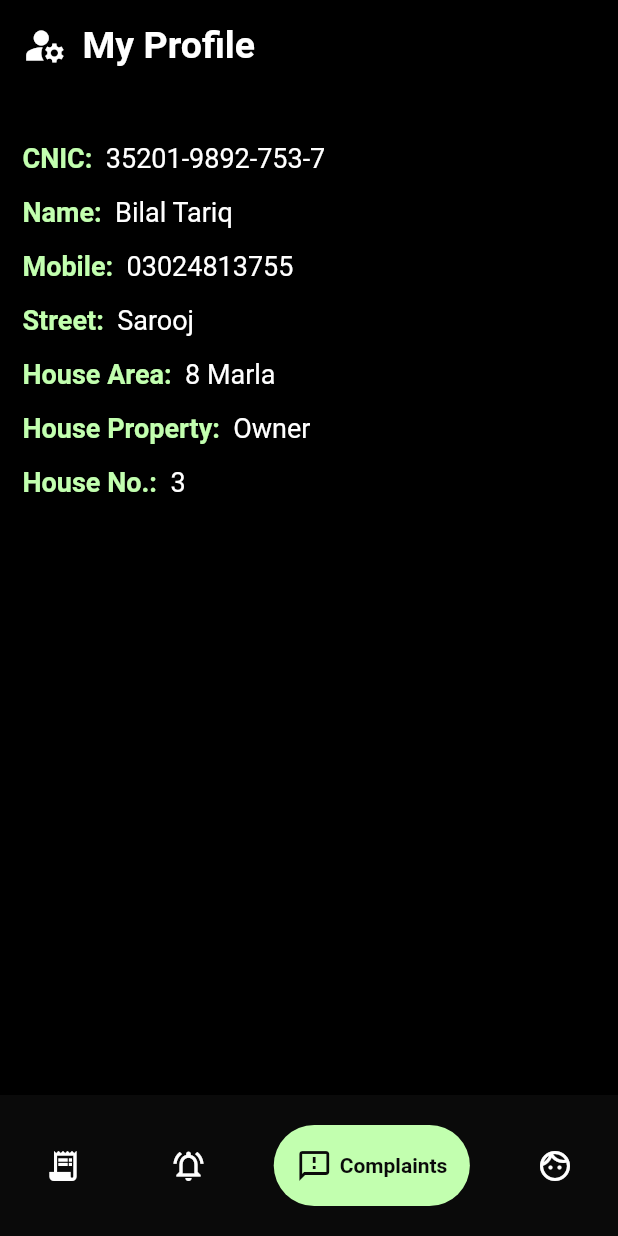
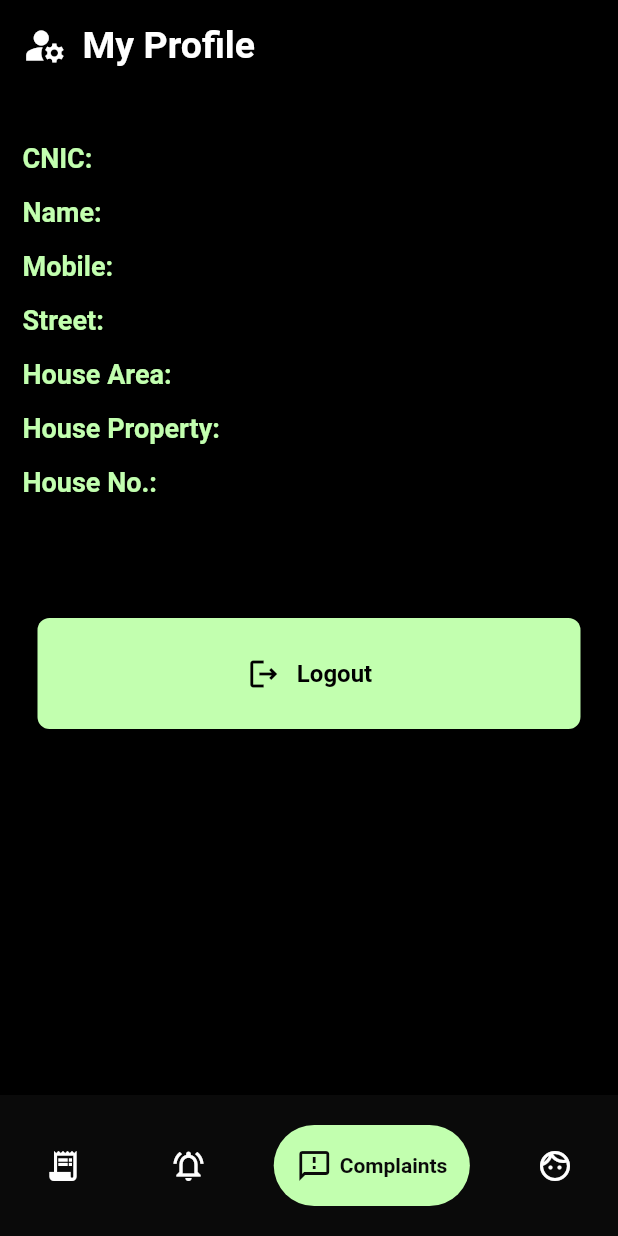
Before and after one commit to bilaltariq360/Welfare_Society_Managment_Mobile_App, a Flutter app: the Home screen opened by its route, item 3 of the bottom bar chosen, on a phone screen of 412 x 824 dp. Run offline on Flutter 3.47's test engine with Material 2 defaults, Android fonts, the phone set to English and light mode, and no system bars; drawn by our look-alikes of google_nav_bar; accounts and stored records are empty.

Commit message:
User profile page cmpleted

```diff
--- a/tbws/lib/components/my_button.dart
+++ b/tbws/lib/components/my_button.dart
@@ -3,8 +3,17 @@ import 'package:flutter/material.dart';
 class MyButton extends StatelessWidget {
   final Function()? onTap;
   final String btnText;
+  final IconData? icon;
+  final Color? backgroudColor;
+  final Color? foregroudColor;
 
-  const MyButton({super.key, required this.btnText, required this.onTap});
+  const MyButton(
+      {super.key,
+      required this.btnText,
+      required this.onTap,
+      this.icon,
+      this.backgroudColor,
+      this.foregroudColor});
 
   @override
   Widget build(BuildContext context) {
@@ -14,18 +23,38 @@ class MyButton extends StatelessWidget {
         padding: const EdgeInsets.all(25),
         margin: const EdgeInsets.symmetric(horizontal: 25),
         decoration: BoxDecoration(
-          color: Colors.black,
+          color: (backgroudColor == null) ? Colors.black : backgroudColor,
           borderRadius: BorderRadius.circular(8),
         ),
-        child: Center(
+        child: (icon == null)
+            ? Center(
                 child: Text(
                   btnText,
-            style: const TextStyle(
-              color: Colors.white,
+                  style: TextStyle(
+                    color: (foregroudColor == null)
+                        ? Colors.white
+                        : foregroudColor,
                     fontWeight: FontWeight.bold,
                     fontSize: 16,
                   ),
                 ),
+              )
+            : Row(
+                mainAxisAlignment: MainAxisAlignment.center,
+                children: [
+                  Icon(icon, color: foregroudColor),
+                  const SizedBox(width: 10),
+                  Text(
+                    btnText,
+                    style: TextStyle(
+                      color: (foregroudColor == null)
+                          ? Colors.white
+                          : foregroudColor,
+                      fontWeight: FontWeight.bold,
+                      fontSize: 16,
+                    ),
+                  ),
+                ],
               ),
       ),
     );
--- a/tbws/lib/main.dart
+++ b/tbws/lib/main.dart
@@ -20,6 +20,7 @@ class MyApp extends StatelessWidget {
         debugShowCheckedModeBanner: false,
         home: LoginPage(),
         routes: {
+          LoginPage.routeName: (context) => LoginPage(),
           Home.routeName: (context) => Home(),
         },
       ),
--- a/tbws/lib/pages/home_page.dart
+++ b/tbws/lib/pages/home_page.dart
@@ -16,9 +16,9 @@ class Home extends StatefulWidget {
 class _HomeState extends State<Home> {
   int pageIndex = 0;
 
-  List<Widget> pages = const [
-    MyRecord(),
-    Notifications(),
+  List<Widget> pages = [
+    const MyRecord(),
+    const Notifications(),
     Profile(),
     Profile()
   ];
--- a/tbws/lib/pages/login_page.dart
+++ b/tbws/lib/pages/login_page.dart
@@ -14,6 +14,8 @@ import 'home_page.dart';
 enum AuthScreen { signIn, signUp }
 
 class LoginPage extends StatefulWidget {
+  static String routeName = '/signin';
+
   static String? passwordForConfirmPassword;
 
   bool loading = false;
@@ -191,6 +193,15 @@ class _LoginPageState extends State<LoginPage> {
     extractedData.forEach((fireBaseId, userData) {
       if (userData['CNIC'] == cnicController.text &&
           userData['Password'] == passwordController.text) {
+        Provider.of<UserProvider>(context, listen: false).setUserDetail(
+            userData['CNIC'],
+            userData['Full Name'],
+            userData['Mobile'],
+            userData['Street'],
+            userData['House Area'],
+            userData['House Property'],
+            userData['House No'],
+            userData['Password']);
         found = true;
       }
     });
--- a/tbws/lib/pages/profile_dart.dart
+++ b/tbws/lib/pages/profile_dart.dart
@@ -1,15 +1,22 @@
 import 'package:flutter/material.dart';
+import 'package:provider/provider.dart';
+import 'package:tbws/components/my_button.dart';
+
+import '../providers/user_provider.dart';
+import 'login_page.dart';
 
 class Profile extends StatelessWidget {
-  const Profile({super.key});
+  Profile({super.key});
 
   @override
   Widget build(BuildContext context) {
-    return const SingleChildScrollView(
+    var provider =
+        Provider.of<UserProvider>(context, listen: false).userDetails!;
+    return SingleChildScrollView(
       child: Column(
         children: [
-          SizedBox(height: 15),
-          Row(
+          const SizedBox(height: 15),
+          const Row(
             children: [
               SizedBox(width: 15),
               Icon(
@@ -27,11 +34,11 @@ class Profile extends StatelessWidget {
               ),
             ],
           ),
-          SizedBox(height: 50),
+          const SizedBox(height: 50),
           Row(
             children: [
-              SizedBox(width: 15),
-              Text(
+              const SizedBox(width: 15),
+              const Text(
                 'CNIC:  ',
                 style: TextStyle(
                     fontSize: 18,
@@ -39,16 +46,16 @@ class Profile extends StatelessWidget {
                     fontWeight: FontWeight.bold),
               ),
               Text(
-                '35201-9892-753-7',
-                style: TextStyle(fontSize: 18, color: Colors.white),
+                provider.userCNIC,
+                style: const TextStyle(fontSize: 18, color: Colors.white),
               ),
             ],
           ),
-          SizedBox(height: 15),
+          const SizedBox(height: 15),
           Row(
             children: [
-              SizedBox(width: 15),
-              Text(
+              const SizedBox(width: 15),
+              const Text(
                 'Name:  ',
                 style: TextStyle(
                     fontSize: 18,
@@ -56,16 +63,16 @@ class Profile extends StatelessWidget {
                     fontWeight: FontWeight.bold),
               ),
               Text(
-                'Bilal Tariq',
-                style: TextStyle(fontSize: 18, color: Colors.white),
+                provider.userName,
+                style: const TextStyle(fontSize: 18, color: Colors.white),
               ),
             ],
           ),
-          SizedBox(height: 15),
+          const SizedBox(height: 15),
           Row(
             children: [
-              SizedBox(width: 15),
-              Text(
+              const SizedBox(width: 15),
+              const Text(
                 'Mobile:  ',
                 style: TextStyle(
                     fontSize: 18,
@@ -73,16 +80,16 @@ class Profile extends StatelessWidget {
                     fontWeight: FontWeight.bold),
               ),
               Text(
-                '03024813755',
-                style: TextStyle(fontSize: 18, color: Colors.white),
+                provider.userMobile,
+                style: const TextStyle(fontSize: 18, color: Colors.white),
               ),
             ],
           ),
-          SizedBox(height: 15),
+          const SizedBox(height: 15),
           Row(
             children: [
               SizedBox(width: 15),
-              Text(
+              const Text(
                 'Street:  ',
                 style: TextStyle(
                     fontSize: 18,
@@ -90,16 +97,16 @@ class Profile extends StatelessWidget {
                     fontWeight: FontWeight.bold),
               ),
               Text(
-                'Sarooj',
-                style: TextStyle(fontSize: 18, color: Colors.white),
+                provider.userStreet,
+                style: const TextStyle(fontSize: 18, color: Colors.white),
               ),
             ],
           ),
-          SizedBox(height: 15),
+          const SizedBox(height: 15),
           Row(
             children: [
               SizedBox(width: 15),
-              Text(
+              const Text(
                 'House Area:  ',
                 style: TextStyle(
                     fontSize: 18,
@@ -107,16 +114,16 @@ class Profile extends StatelessWidget {
                     fontWeight: FontWeight.bold),
               ),
               Text(
-                '8 Marla',
-                style: TextStyle(fontSize: 18, color: Colors.white),
+                provider.houseArea,
+                style: const TextStyle(fontSize: 18, color: Colors.white),
               ),
             ],
           ),
-          SizedBox(height: 15),
+          const SizedBox(height: 15),
           Row(
             children: [
-              SizedBox(width: 15),
-              Text(
+              const SizedBox(width: 15),
+              const Text(
                 'House Property:  ',
                 style: TextStyle(
                     fontSize: 18,
@@ -124,16 +131,16 @@ class Profile extends StatelessWidget {
                     fontWeight: FontWeight.bold),
               ),
               Text(
-                'Owner',
-                style: TextStyle(fontSize: 18, color: Colors.white),
+                provider.userHouseProperty,
+                style: const TextStyle(fontSize: 18, color: Colors.white),
               ),
             ],
           ),
-          SizedBox(height: 15),
+          const SizedBox(height: 15),
           Row(
             children: [
-              SizedBox(width: 15),
-              Text(
+              const SizedBox(width: 15),
+              const Text(
                 'House No.:  ',
                 style: TextStyle(
                     fontSize: 18,
@@ -141,10 +148,20 @@ class Profile extends StatelessWidget {
                     fontWeight: FontWeight.bold),
               ),
               Text(
-                '3',
-                style: TextStyle(fontSize: 18, color: Colors.white),
+                provider.userHouseNo,
+                style: const TextStyle(fontSize: 18, color: Colors.white),
               ),
             ],
+          ),
+          const SizedBox(height: 80),
+          MyButton(
+            btnText: 'Logout',
+            onTap: () {
+              Navigator.pushReplacementNamed(context, LoginPage.routeName);
+            },
+            icon: Icons.logout_outlined,
+            backgroudColor: const Color.fromARGB(255, 194, 255, 175),
+            foregroudColor: Colors.black,
           ),
         ],
       ),
--- a/tbws/lib/providers/user_provider.dart
+++ b/tbws/lib/providers/user_provider.dart
@@ -24,4 +24,8 @@ class UserProvider extends ChangeNotifier {
         userHouseNo: userHouseNo,
         password: password);
   }
+
+  get getUserDetails {
+    return userDetails!;
+  }
 }
```
Lines whose indentation alone changed are shown as unchanged.
